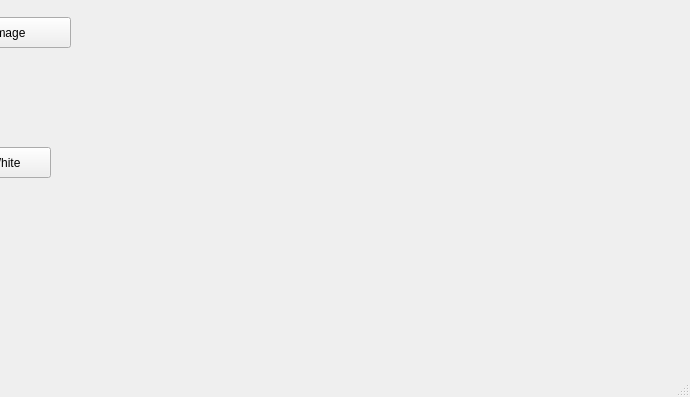
nouranragy/Assignment1-ImageFilters, file CS213_A1_Part1_S10_20250240_20250715_20251285_20251413/mainwindow.ui: the form before one commit; both pictures show x 110 to 800 and y 203 to 600 of the 800 by 600 pixel window.
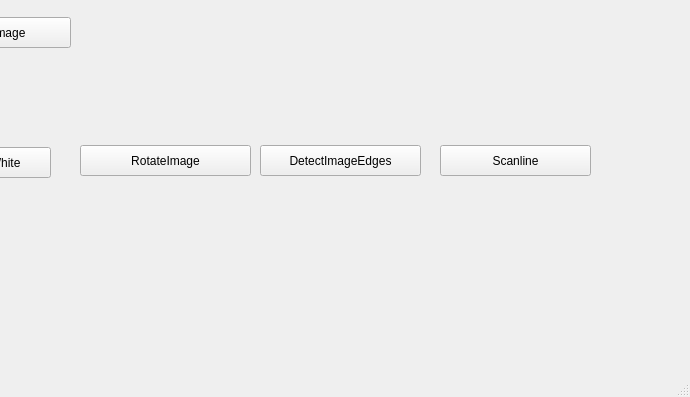
The form after the commit.

What changed in the file:
```diff
--- a/CS213_A1_Part1_S10_20250240_20250715_20251285_20251413/mainwindow.ui
+++ b/CS213_A1_Part1_S10_20250240_20250715_20251285_20251413/mainwindow.ui
@@ -72,6 +72,45 @@
      <bool>true</bool>
     </property>
    </widget>
+   <widget class="QPushButton" name="RotateImage">
+    <property name="geometry">
+     <rect>
+      <x>190</x>
+      <y>348</y>
+      <width>171</width>
+      <height>31</height>
+     </rect>
+    </property>
+    <property name="text">
+     <string>RotateImage</string>
+    </property>
+   </widget>
+   <widget class="QPushButton" name="DetectImageEdges">
+    <property name="geometry">
+     <rect>
+      <x>370</x>
+      <y>348</y>
+      <width>161</width>
+      <height>31</height>
+     </rect>
+    </property>
+    <property name="text">
+     <string>DetectImageEdges</string>
+    </property>
+   </widget>
+   <widget class="QPushButton" name="Scanline">
+    <property name="geometry">
+     <rect>
+      <x>550</x>
+      <y>348</y>
+      <width>151</width>
+      <height>31</height>
+     </rect>
+    </property>
+    <property name="text">
+     <string>Scanline</string>
+    </property>
+   </widget>
   </widget>
   <widget class="QMenuBar" name="menubar">
    <property name="geometry">
```
